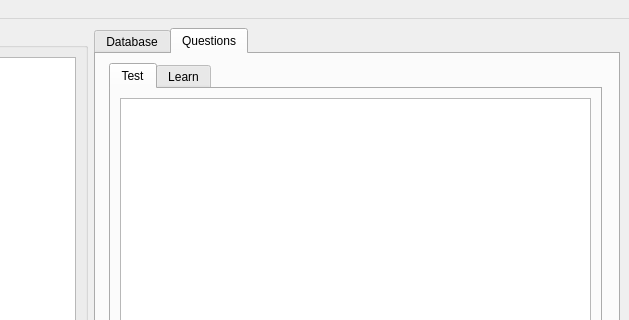
Qt form admin_form.ui (Testorator/Testik) before a commit; both pictures show x 201 to 830 and y 0 to 320 of the 830 by 586 pixel window.
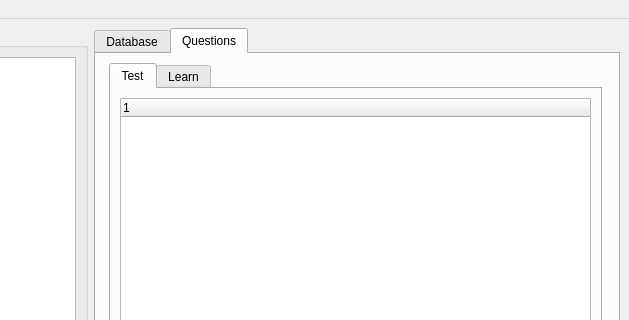
The same form after that commit. The open tabs and pages were chosen to show the change.

Diff of the .ui file:
```diff
--- a/admin_form.ui
+++ b/admin_form.ui
@@ -153,7 +153,13 @@
            </attribute>
            <layout class="QGridLayout" name="gridLayout_12">
             <item row="0" column="0">
-             <widget class="QTableWidget" name="tableWidget"/>
+             <widget class="QTreeWidget" name="treeWidget_test_questions">
+              <column>
+               <property name="text">
+                <string notr="true">1</string>
+               </property>
+              </column>
+             </widget>
             </item>
            </layout>
           </widget>
```
